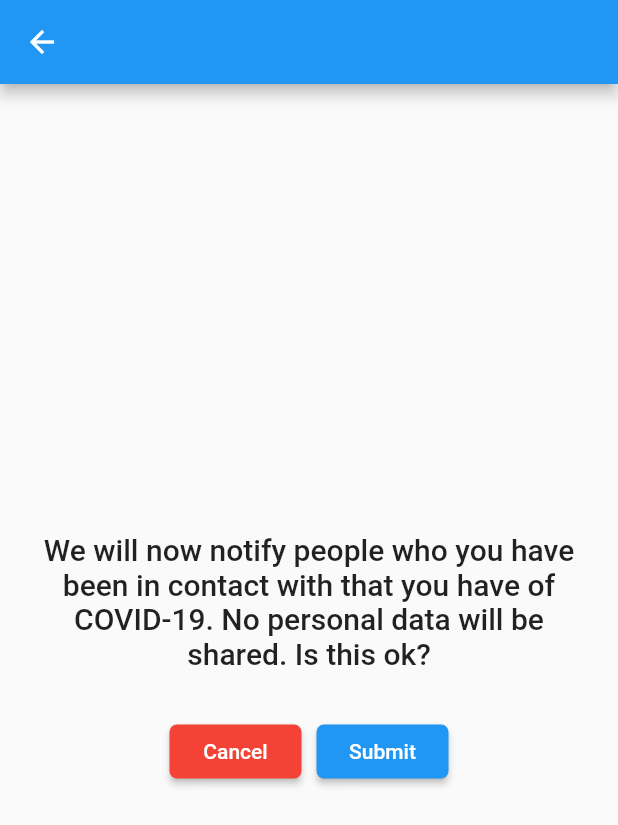
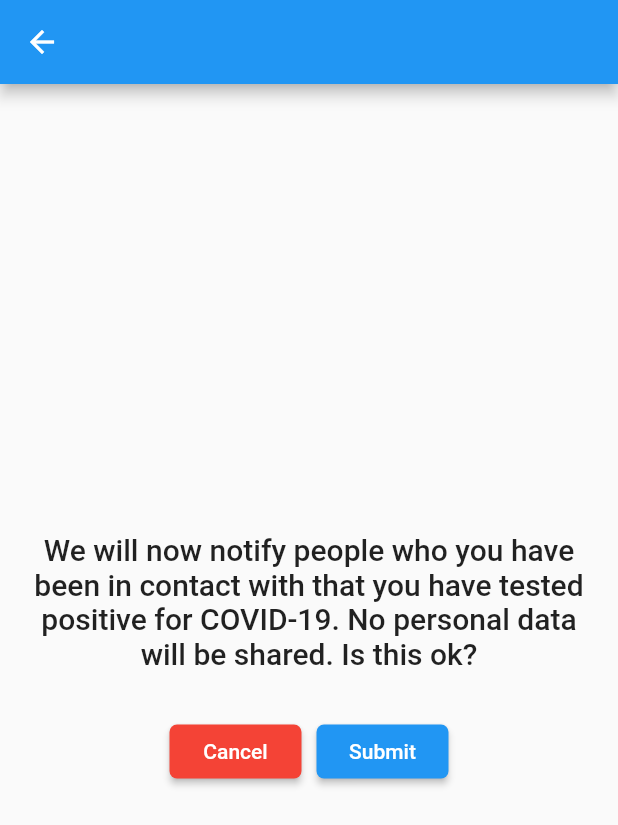
Before and after one commit to max-fish/covid-19-contact-tracing-app, a Flutter app: the TestResult screen opened directly, on a phone screen of 412 x 824 dp. Shown: the top 825 px of the screen. Run offline on Flutter 3.47's test engine with Material 2 defaults, Android fonts, the phone set to English and light mode, and no system bars; our stand-ins replace cloud_firestore, cloud_functions, firebase_auth, firebase_core, firebase_messaging, geolocator and 2 more; missing offline and left inert: flutter_google_places, flutter_polyline_points, google_api_headers, google_maps_webservice, snapping_sheet; accounts and stored records are empty; network calls fail.

Commit message:
fix positive test page final message

```diff
--- a/lib/main.dart
+++ b/lib/main.dart
@@ -8,7 +8,7 @@ import 'models/covidMarkerModel.dart';
 import 'models/coronavirusDataModel.dart';
 import 'pages/about_page/aboutPage.dart';
 import 'pages/interactions/interactions.dart';
-import 'pages/test_result/testResult.dart';
+import 'pages/positive_test/positiveTest.dart';
 import 'utilities/assetUtilities.dart';
 import 'utilities/coronavirusData.dart';
 import 'utilities/userPreferences.dart';
--- a/lib/pages/test_result/testResult.dart
+++ b/lib/pages/positive_test/positiveTest.dart
@@ -13,7 +13,7 @@ class TestResult extends StatelessWidget {
           crossAxisAlignment: CrossAxisAlignment.center,
           children: [
             Text(
-              'We will now notify people who you have been in contact with that you have of COVID-19. No personal data will be shared. Is this ok?',
+              'We will now notify people who you have been in contact with that you have tested positive for COVID-19. No personal data will be shared. Is this ok?',
               textAlign: TextAlign.center,
               style: Theme.of(context).textTheme.headline6,),
             const SizedBox(
```
